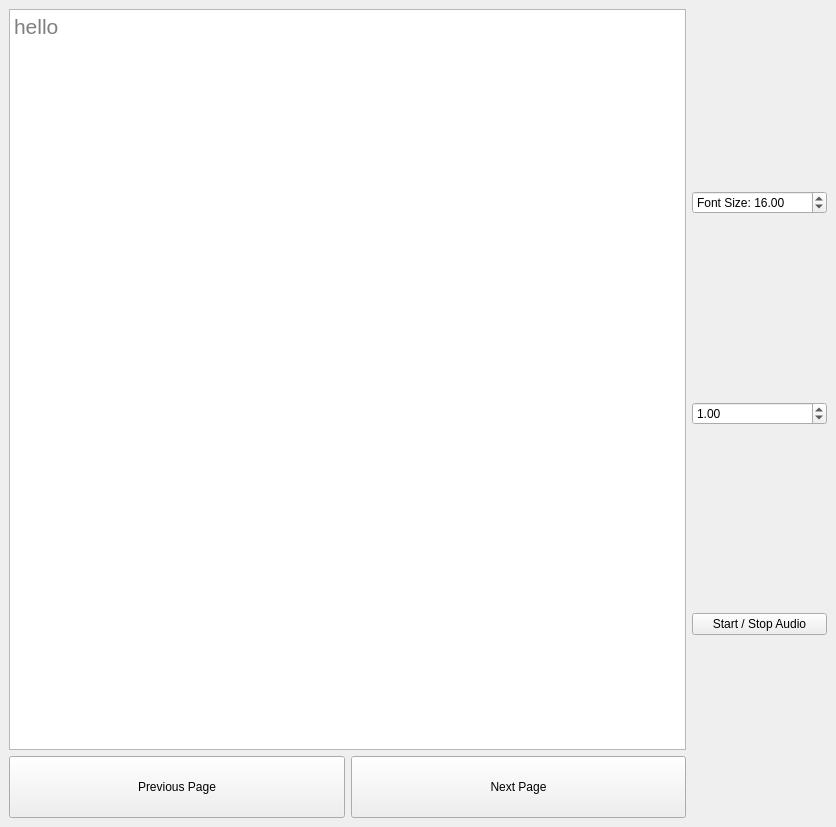
The window that BookWindow.ui (Aidanjm13/AudiobookReader) describes before a commit, drawn with Qt 5.
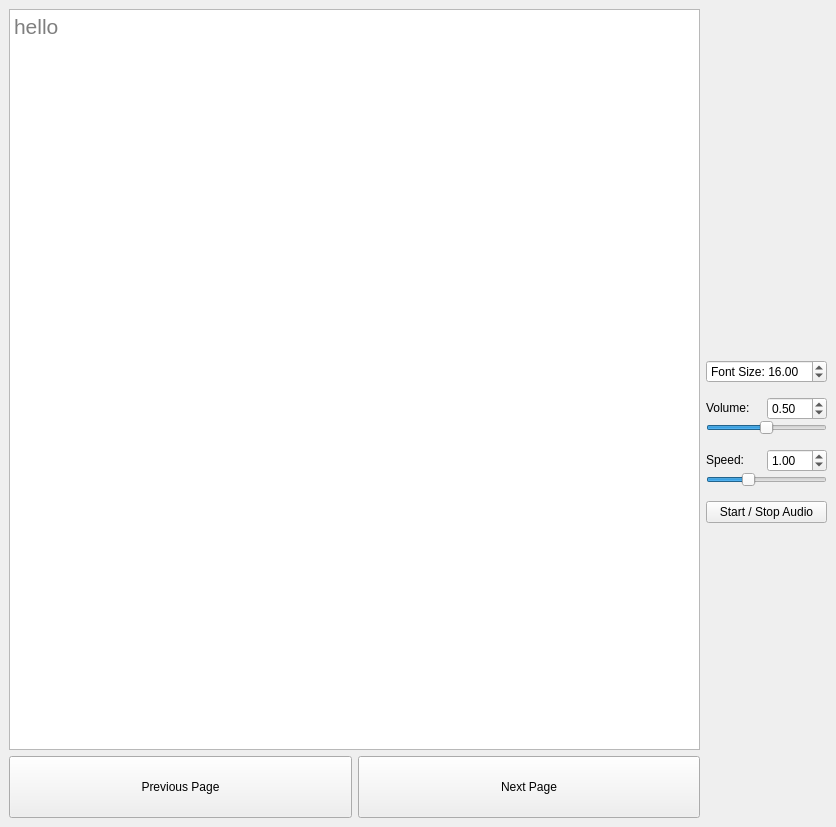
The same window after the commit.

Commit message: added volume and speed sliders, labels, and spin boxes

The edit to the form file:
```diff
--- a/BookWindow.ui
+++ b/BookWindow.ui
@@ -14,7 +14,7 @@
    <string>BookWindow</string>
   </property>
   <widget class="QWidget" name="centralwidget">
-   <layout class="QHBoxLayout" name="horizontalLayout" stretch="5,1">
+   <layout class="QHBoxLayout" name="horizontalLayout" stretch="5,0">
     <item>
      <layout class="QVBoxLayout" name="verticalLayout" stretch="12,1">
       <item>
@@ -92,7 +92,19 @@
      </layout>
     </item>
     <item>
-     <layout class="QVBoxLayout" name="ControlsArea">
+     <layout class="QVBoxLayout" name="ControlsArea" stretch="1,0,0,0">
+      <property name="spacing">
+       <number>13</number>
+      </property>
+      <property name="sizeConstraint">
+       <enum>QLayout::SizeConstraint::SetNoConstraint</enum>
+      </property>
+      <property name="topMargin">
+       <number>350</number>
+      </property>
+      <property name="bottomMargin">
+       <number>293</number>
+      </property>
       <item>
        <widget class="QDoubleSpinBox" name="FontEntry">
         <property name="prefix">
@@ -110,14 +122,128 @@
        </widget>
       </item>
       <item>
-       <widget class="QDoubleSpinBox" name="volume">
-        <property name="singleStep">
-         <double>0.100000000000000</double>
+       <layout class="QVBoxLayout" name="volumeLayout">
+        <property name="spacing">
+         <number>0</number>
         </property>
-        <property name="value">
-         <double>1.000000000000000</double>
+        <property name="sizeConstraint">
+         <enum>QLayout::SizeConstraint::SetMinimumSize</enum>
         </property>
-       </widget>
+        <property name="topMargin">
+         <number>0</number>
+        </property>
+        <property name="bottomMargin">
+         <number>0</number>
+        </property>
+        <item>
+         <layout class="QHBoxLayout" name="horizontalLayout_4">
+          <item>
+           <widget class="QLabel" name="label">
+            <property name="sizePolicy">
+             <sizepolicy hsizetype="Preferred" vsizetype="Maximum">
+              <horstretch>0</horstretch>
+              <verstretch>0</verstretch>
+             </sizepolicy>
+            </property>
+            <property name="text">
+             <string>Volume:</string>
+            </property>
+           </widget>
+          </item>
+          <item>
+           <widget class="QDoubleSpinBox" name="doubleSpinBox">
+            <property name="decimals">
+             <number>2</number>
+            </property>
+            <property name="maximum">
+             <double>1.000000000000000</double>
+            </property>
+            <property name="singleStep">
+             <double>0.010000000000000</double>
+            </property>
+            <property name="value">
+             <double>0.500000000000000</double>
+            </property>
+           </widget>
+          </item>
+         </layout>
+        </item>
+        <item>
+         <widget class="QSlider" name="volumeSlider">
+          <property name="maximum">
+           <number>100</number>
+          </property>
+          <property name="value">
+           <number>50</number>
+          </property>
+          <property name="orientation">
+           <enum>Qt::Orientation::Horizontal</enum>
+          </property>
+         </widget>
+        </item>
+       </layout>
+      </item>
+      <item>
+       <layout class="QVBoxLayout" name="speedLayout">
+        <property name="spacing">
+         <number>0</number>
+        </property>
+        <property name="sizeConstraint">
+         <enum>QLayout::SizeConstraint::SetMinimumSize</enum>
+        </property>
+        <item>
+         <layout class="QHBoxLayout" name="horizontalLayout_3">
+          <property name="spacing">
+           <number>0</number>
+          </property>
+          <property name="rightMargin">
+           <number>0</number>
+          </property>
+          <item>
+           <widget class="QLabel" name="speedLabel">
+            <property name="sizePolicy">
+             <sizepolicy hsizetype="Minimum" vsizetype="Maximum">
+              <horstretch>0</horstretch>
+              <verstretch>0</verstretch>
+             </sizepolicy>
+            </property>
+            <property name="text">
+             <string>Speed:</string>
+            </property>
+           </widget>
+          </item>
+          <item>
+           <widget class="QDoubleSpinBox" name="speedSpin">
+            <property name="decimals">
+             <number>2</number>
+            </property>
+            <property name="maximum">
+             <double>3.000000000000000</double>
+            </property>
+            <property name="singleStep">
+             <double>0.100000000000000</double>
+            </property>
+            <property name="value">
+             <double>1.000000000000000</double>
+            </property>
+           </widget>
+          </item>
+         </layout>
+        </item>
+        <item>
+         <widget class="QSlider" name="speedSlider">
+          <property name="maximum">
+           <number>300</number>
+          </property>
+          <property name="sliderPosition">
+           <number>100</number>
+          </property>
+          <property name="orientation">
+           <enum>Qt::Orientation::Horizontal</enum>
+          </property>
+         </widget>
+        </item>
+       </layout>
       </item>
       <item>
        <widget class="QPushButton" name="AudioStart">
```
The commit also changes 1 other file.
